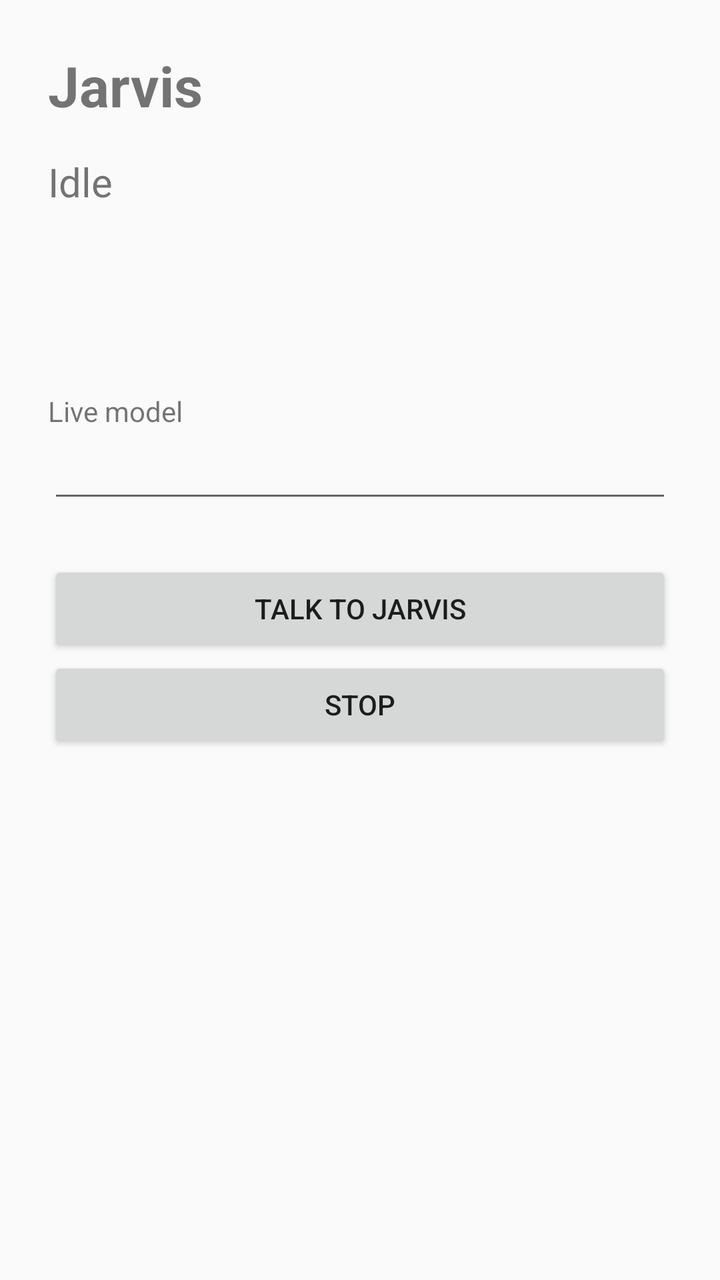
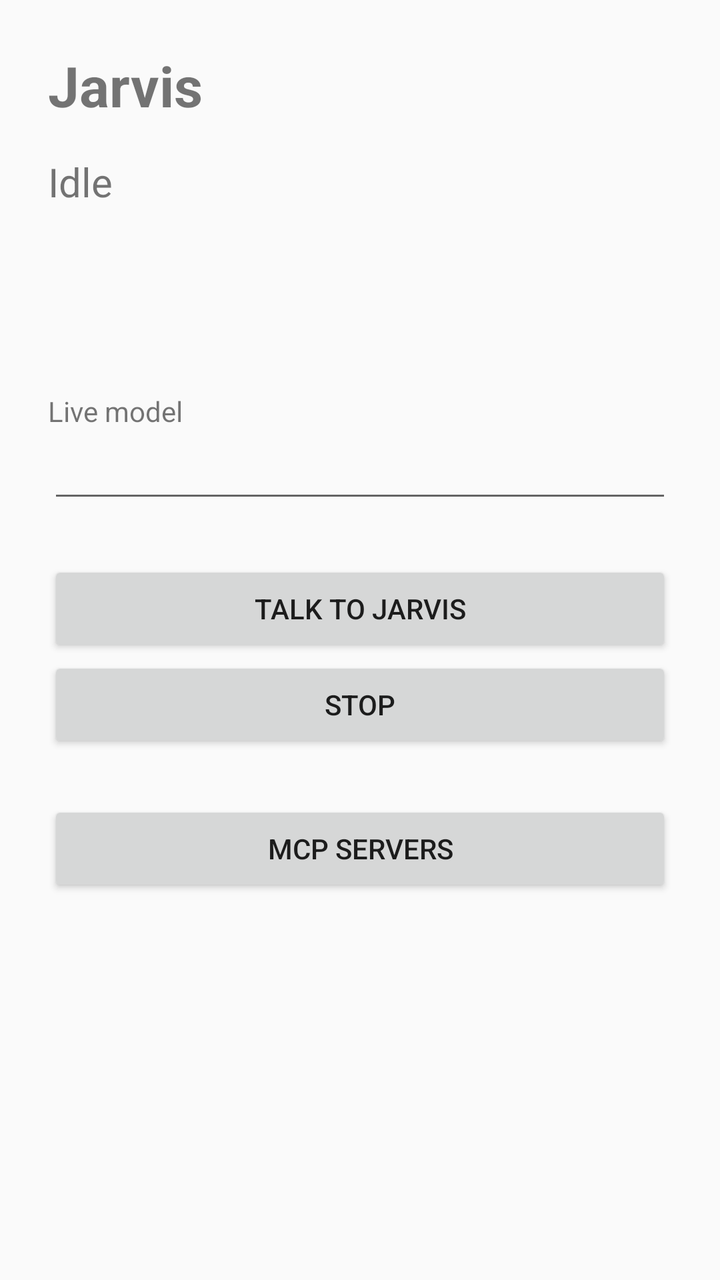

Compare the two renders of this Android layout. The source of the first and the diff that turns it into the second are given below.
<!-- AndroidManifest.xml: application theme android:Theme.Material.Light.NoActionBar -->
<!-- res/layout/activity_main.xml -->
<?xml version="1.0" encoding="utf-8"?>
<LinearLayout xmlns:android="http://schemas.android.com/apk/res/android"
    android:layout_width="match_parent"
    android:layout_height="match_parent"
    android:fitsSystemWindows="true"
    android:orientation="vertical"
    android:padding="24dp">

    <TextView
        android:layout_width="wrap_content"
        android:layout_height="wrap_content"
        android:text="@string/app_name"
        android:textSize="28sp"
        android:textStyle="bold" />

    <TextView
        android:id="@+id/status"
        android:layout_width="wrap_content"
        android:layout_height="wrap_content"
        android:layout_marginTop="16dp"
        android:text="Idle"
        android:textSize="20sp" />

    <TextView
        android:id="@+id/transcript"
        android:layout_width="match_parent"
        android:layout_height="wrap_content"
        android:layout_marginTop="8dp"
        android:minLines="3"
        android:textSize="16sp" />

    <TextView
        android:layout_width="wrap_content"
        android:layout_height="wrap_content"
        android:layout_marginTop="24dp"
        android:text="Live model" />

    <EditText
        android:id="@+id/model"
        android:layout_width="match_parent"
        android:layout_height="wrap_content"
        android:importantForAutofill="no"
        android:inputType="text"
        android:singleLine="true" />

    <Button
        android:id="@+id/talk"
        android:layout_width="match_parent"
        android:layout_height="wrap_content"
        android:layout_marginTop="24dp"
        android:text="Talk to Jarvis" />

    <Button
        android:id="@+id/stop"
        android:layout_width="match_parent"
        android:layout_height="wrap_content"
        android:text="Stop" />
</LinearLayout>
<!-- resources referenced by this layout -->
<resources>
  <string name="app_name">Jarvis</string>
</resources>

<!-- the commit's change to res/layout/activity_main.xml (unified diff, before → after) -->
@@ -55,4 +55,11 @@
         android:layout_width="match_parent"
         android:layout_height="wrap_content"
         android:text="Stop" />
+
+    <Button
+        android:id="@+id/servers"
+        android:layout_width="match_parent"
+        android:layout_height="wrap_content"
+        android:layout_marginTop="24dp"
+        android:text="MCP servers" />
 </LinearLayout>
